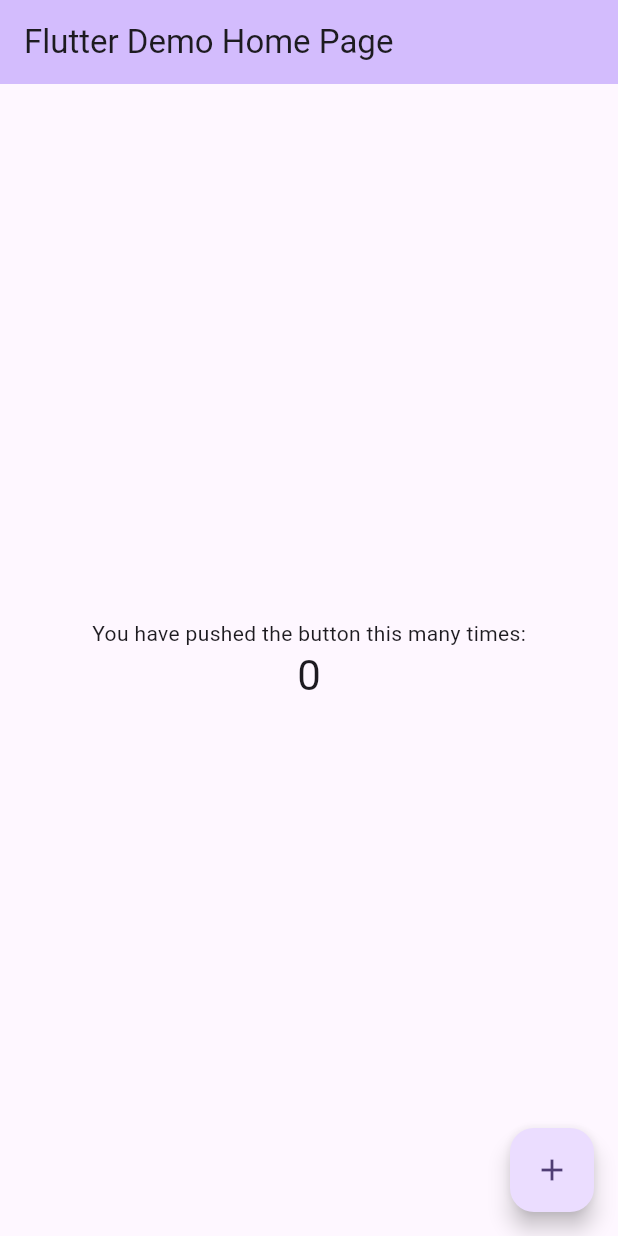
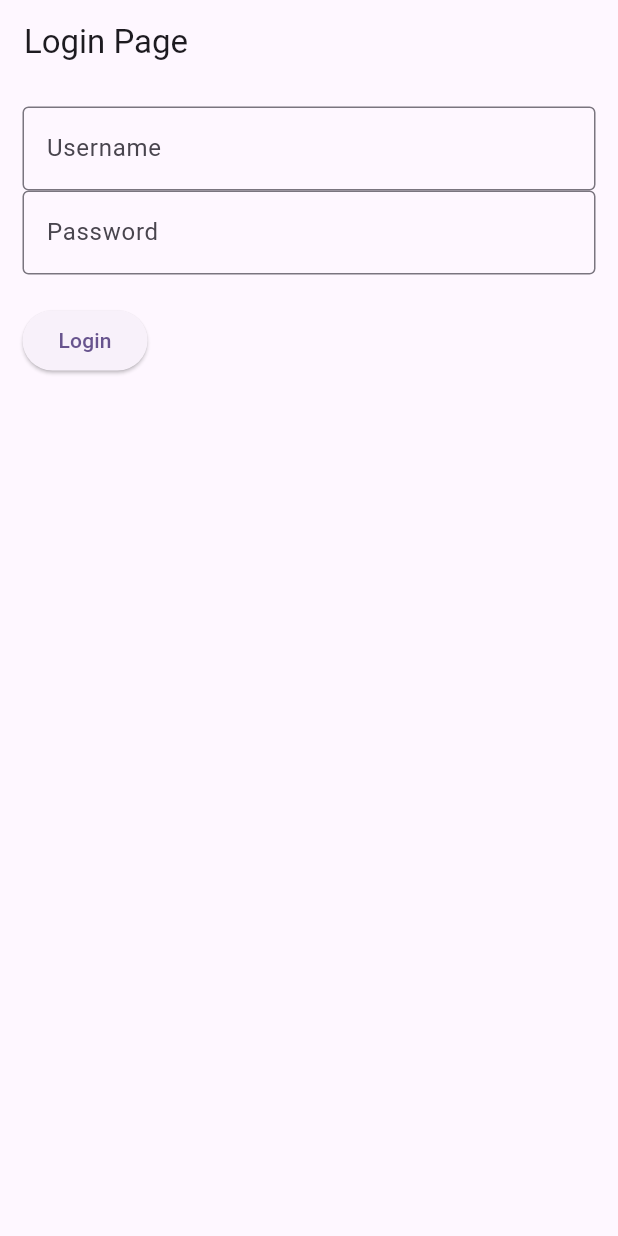
Before and after one commit to narareya/LatihanToDo_15_26, a Flutter app: the screen it shows after launch, on a phone screen of 412 x 824 dp. Run offline on Flutter 3.47's test engine with Material 3 defaults, Android fonts, the phone set to English and light mode, and no system bars; our stand-ins replace get.

Commit message:
feat [EJL] login page

```diff
--- /dev/null
+++ b/noted/lib/bindings/auth_binding.dart
@@ -0,0 +1,9 @@
+import 'package:get/get.dart';
+import 'package:noted/controller/Auth_controller.dart';
+
+class AuthBinding extends Bindings{
+  @override
+  void dependencies() {
+    Get.lazyPut<AuthController>(() => AuthController());
+  }
+}
--- a/noted/lib/controller/Auth_controller.dart
+++ b/noted/lib/controller/Auth_controller.dart
@@ -0,0 +1,18 @@
+import 'package:flutter/widgets.dart';
+import 'package:get/get.dart';
+
+class AuthController extends GetxController {
+  final username = TextEditingController();
+  final password = TextEditingController();
+
+  void login() {
+    final user = username.text;
+    final pass = password.text;
+
+    if (user == 'admin' && pass == '123') {
+      Get.snackbar('Success', 'Login Successful');
+    } else {
+      Get.snackbar('Error', 'Invalid username or password');
+    }
+  }
+}
--- a/noted/lib/main.dart
+++ b/noted/lib/main.dart
@@ -1,4 +1,7 @@
 import 'package:flutter/material.dart';
+import 'package:noted/routes/pages.dart';
+import 'package:noted/routes/routes.dart';
+import 'package:get/get.dart';
 
 void main() {
   runApp(const MyApp());
@@ -10,113 +13,14 @@ class MyApp extends StatelessWidget {
   // This widget is the root of your application.
   @override
   Widget build(BuildContext context) {
-    return MaterialApp(
+    return GetMaterialApp(
       title: 'Flutter Demo',
       theme: ThemeData(
         // This is the theme of your application.
-        //
-        // TRY THIS: Try running your application with "flutter run". You'll see
-        // the application has a purple toolbar. Then, without quitting the app,
-        // try changing the seedColor in the colorScheme below to Colors.green
-        // and then invoke "hot reload" (save your changes or press the "hot
-        // reload" button in a Flutter-supported IDE, or press "r" if you used
-        // the command line to start the app).
-        //
-        // Notice that the counter didn't reset back to zero; the application
-        // state is not lost during the reload. To reset the state, use hot
-        // restart instead.
-        //
-        // This works for code too, not just values: Most code changes can be
-        // tested with just a hot reload.
         colorScheme: ColorScheme.fromSeed(seedColor: Colors.deepPurple),
       ),
-      home: const MyHomePage(title: 'Flutter Demo Home Page'),
+      initialRoute: AppRoutes.loginPage,
+      getPages: AppPages.pages,
     );
   }
 }
-
-class MyHomePage extends StatefulWidget {
-  const MyHomePage({super.key, required this.title});
-
-  // This widget is the home page of your application. It is stateful, meaning
-  // that it has a State object (defined below) that contains fields that affect
-  // how it looks.
-
-  // This class is the configuration for the state. It holds the values (in this
-  // case the title) provided by the parent (in this case the App widget) and
-  // used by the build method of the State. Fields in a Widget subclass are
-  // always marked "final".
-
-  final String title;
-
-  @override
-  State<MyHomePage> createState() => _MyHomePageState();
-}
-
-class _MyHomePageState extends State<MyHomePage> {
-  int _counter = 0;
-
-  void _incrementCounter() {
-    setState(() {
-      // This call to setState tells the Flutter framework that something has
-      // changed in this State, which causes it to rerun the build method below
-      // so that the display can reflect the updated values. If we changed
-      // _counter without calling setState(), then the build method would not be
-      // called again, and so nothing would appear to happen.
-      _counter++;
-    });
-  }
-
-  @override
-  Widget build(BuildContext context) {
-    // This method is rerun every time setState is called, for instance as done
-    // by the _incrementCounter method above.
-    //
-    // The Flutter framework has been optimized to make rerunning build methods
-    // fast, so that you can just rebuild anything that needs updating rather
-    // than having to individually change instances of widgets.
-    return Scaffold(
-      appBar: AppBar(
-        // TRY THIS: Try changing the color here to a specific color (to
-        // Colors.amber, perhaps?) and trigger a hot reload to see the AppBar
-        // change color while the other colors stay the same.
-        backgroundColor: Theme.of(context).colorScheme.inversePrimary,
-        // Here we take the value from the MyHomePage object that was created by
-        // the App.build method, and use it to set our appbar title.
-        title: Text(widget.title),
-      ),
-      body: Center(
-        // Center is a layout widget. It takes a single child and positions it
-        // in the middle of the parent.
-        child: Column(
-          // Column is also a layout widget. It takes a list of children and
-          // arranges them vertically. By default, it sizes itself to fit its
-          // children horizontally, and tries to be as tall as its parent.
-          //
-          // Column has various properties to control how it sizes itself and
-          // how it positions its children. Here we use mainAxisAlignment to
-          // center the children vertically; the main axis here is the vertical
-          // axis because Columns are vertical (the cross axis would be
-          // horizontal).
-          //
-          // TRY THIS: Invoke "debug painting" (choose the "Toggle Debug Paint"
-          // action in the IDE, or press "p" in the console), to see the
-          // wireframe for each widget.
-          mainAxisAlignment: MainAxisAlignment.center,
-          children: <Widget>[
-            const Text('You have pushed the button this many times:'),
-            Text(
-              '$_counter',
-              style: Theme.of(context).textTheme.headlineMedium,
-            ),
-          ],
-        ),
-      ),
-      floatingActionButton: FloatingActionButton(
-        onPressed: _incrementCounter,
-        tooltip: 'Increment',
-        child: const Icon(Icons.add),
-      ), // This trailing comma makes auto-formatting nicer for build methods.
-    );
-  }
-}
--- a/noted/lib/pages/login.dart
+++ b/noted/lib/pages/login.dart
@@ -0,0 +1,34 @@
+import 'package:flutter/material.dart';
+import 'package:get/get.dart';
+import 'package:noted/components/custom_button.dart';
+import 'package:noted/components/custom_textfield.dart';
+import 'package:noted/controller/Auth_controller.dart';
+
+class loginPage extends StatelessWidget {
+  loginPage({super.key});
+  final authController = Get.find<AuthController>();
+
+  @override
+  Widget build(BuildContext context) {
+    return Scaffold(
+      appBar: AppBar(
+        title: const Text('Login Page'),
+      ),
+
+      body: Container(
+        margin: EdgeInsets.all(15),
+        child: Column(
+          crossAxisAlignment: CrossAxisAlignment.start,
+          children: [
+            CustomTextField(controller: authController.username, label: "Username"),
+            CustomTextField(controller: authController.password, label: "Password", obscure: true,),
+            SizedBox(height: 20,),
+            CustomButton(myText: "Login", onPressed: () {
+              authController.login();
+            })
+          ],
+        ),
+      )
+    );
+  }
+}
--- /dev/null
+++ b/noted/lib/routes/pages.dart
@@ -0,0 +1,10 @@
+import 'package:get/get_navigation/src/routes/get_route.dart';
+import 'package:noted/bindings/auth_binding.dart';
+import 'package:noted/pages/login.dart';
+import 'package:noted/routes/routes.dart';
+
+class AppPages {
+  static final pages = [
+    GetPage(name: AppRoutes.loginPage, page: () => loginPage(), binding: AuthBinding()),
+  ];
+}
--- /dev/null
+++ b/noted/lib/routes/routes.dart
@@ -0,0 +1,4 @@
+class AppRoutes {
+  static const String loginPage = "/loginPage";
+  static const String homePage = "/homePage";
+}
--- a/noted/pubspec.yaml
+++ b/noted/pubspec.yaml
@@ -34,6 +34,7 @@ dependencies:
   # The following adds the Cupertino Icons font to your application.
   # Use with the CupertinoIcons class for iOS style icons.
   cupertino_icons: ^1.0.8
+  get: ^4.7.2
 
 dev_dependencies:
   flutter_test:
@@ -60,7 +61,6 @@ flutter:
   # To add assets to your application, add an assets section, like this:
   assets:
     - assets/images/
-    - assets/icons/
     - assets/
 
   # To add custom fonts to your application, add a fonts section here:
```
Also changed, not shown: noted/pubspec.lock.
